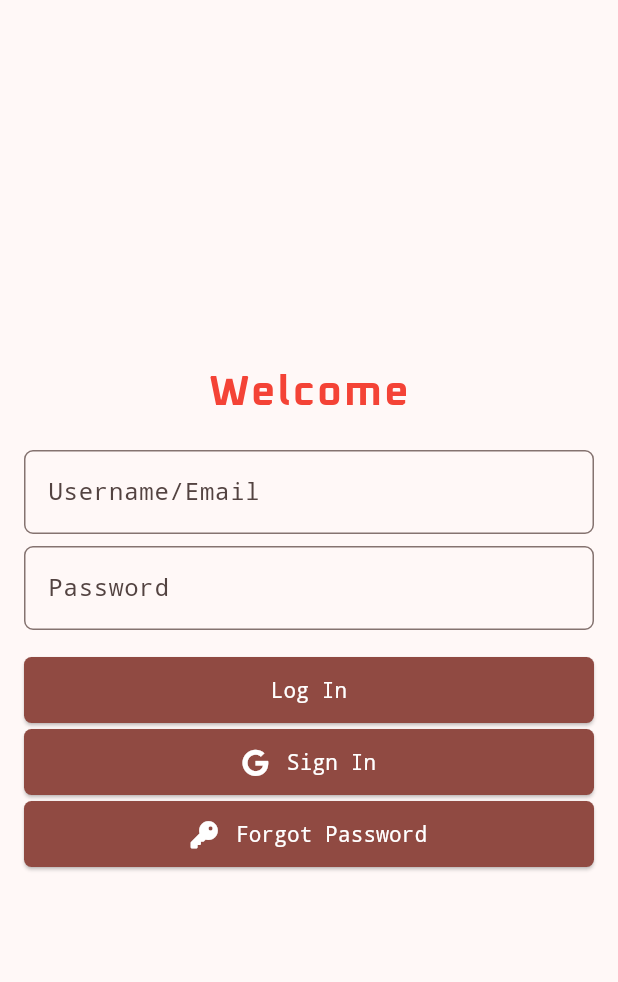
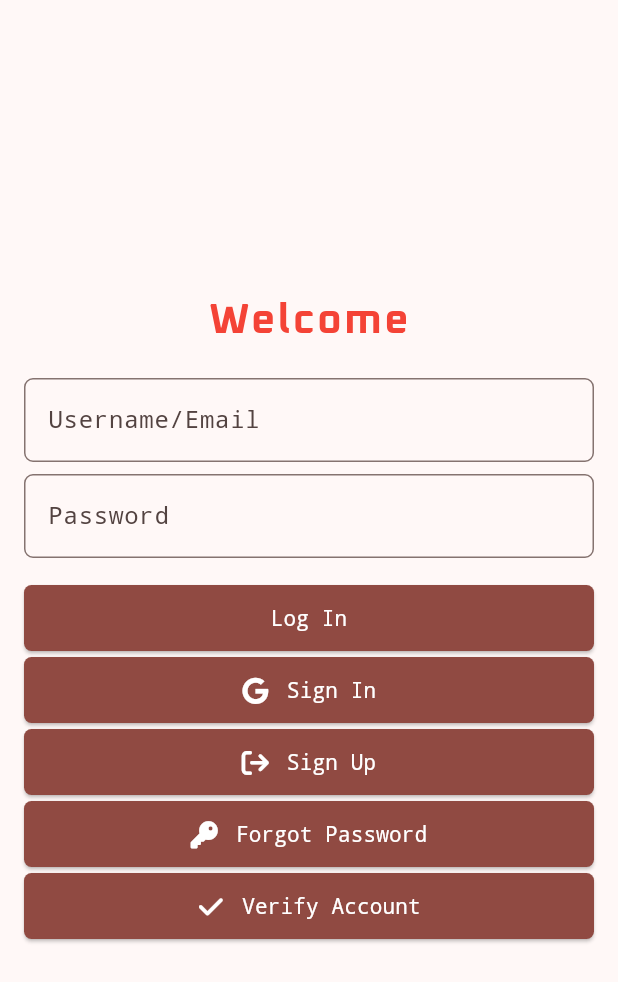
Before and after one commit to vi5hnuu/shakti, a Flutter app: the screen it shows after launch, on a phone screen of 412 x 824 dp. Shown: the top 982 px of the screen. Run offline on Flutter 3.47's test engine with Material 3 defaults, Android fonts, the phone set to English and light mode, and no system bars; drawn by our look-alikes of animated_text_kit; our stand-ins replace bloc, dio, equatable, flutter_bloc, flutter_secure_storage, flutter_spinkit and 10 more; missing offline and left inert: volume_controller; network calls fail.

Commit message:
register user completed

```diff
--- a/lib/main.dart
+++ b/lib/main.dart
@@ -6,6 +6,7 @@ import 'package:shakti/pages/auth/LoginScreen.dart';
 import 'package:shakti/pages/SettingsScreen.dart';
 import 'package:shakti/pages/ShaktiReelsScreen.dart';
 import 'package:shakti/pages/SplashScreen.dart';
+import 'package:shakti/pages/auth/ReVerifyScreen.dart';
 import 'package:shakti/pages/auth/RegisterScreen.dart';
 import 'package:shakti/pages/auth/ResetPasswordCompleteScreen.dart';
 import 'package:shakti/pages/auth/ResetPasswordInitScreen.dart';
@@ -49,6 +50,7 @@ class _MyAppState extends State<MyApp> with WidgetsBindingObserver {
     AppRoutes.resetPasswordInit.fullPath,
     AppRoutes.resetPasswordComplete.fullPath,
     AppRoutes.registerUser.fullPath,
+    AppRoutes.reverifyAccount.fullPath,
   ];
 
   StreamSubscription<GlobalEvent>? globalEventSubscription;
@@ -136,6 +138,15 @@ class _MyAppState extends State<MyApp> with WidgetsBindingObserver {
                 child: const RegisterScreen(),
                 transitionsBuilder: (context, animation, secondaryAnimation, child) => FadeTransition(opacity: animation, child: child),
               ),
+            ),
+            GoRoute(
+              name: AppRoutes.reverifyAccount.name,
+              path: AppRoutes.reverifyAccount.path,
+              pageBuilder: (context, state) => CustomTransitionPage<void>(
+                key: state.pageKey,
+                child: const ReVerifyScreen(),
+                transitionsBuilder: (context, animation, secondaryAnimation, child) => FadeTransition(opacity: animation, child: child),
+              ),
             )
           ]
         ),
--- a/lib/pages/auth/LoginScreen.dart
+++ b/lib/pages/auth/LoginScreen.dart
@@ -97,6 +97,13 @@ class _LoginScreenState extends State<LoginScreen> {
                       const SizedBox(width: 12,),
                       Text("Sign In",style: TextStyle(color: Colors.white))
                     ],)),
+                    CustomElevatedButton(onPressed: ()=>router.pushNamed(AppRoutes.registerUser.name), child:  Row(
+                      mainAxisAlignment: MainAxisAlignment.center
+                      ,children: [
+                      Icon(FontAwesomeIcons.arrowRightFromBracket,color: Colors.white,),
+                      const SizedBox(width: 12,),
+                      Text("Sign Up",style: TextStyle(color: Colors.white))
+                    ],)),
                     CustomElevatedButton(onPressed: () => router.pushNamed(AppRoutes.resetPasswordInit.name),
                         child:  Row(
                           mainAxisAlignment: MainAxisAlignment.center
@@ -104,6 +111,14 @@ class _LoginScreenState extends State<LoginScreen> {
                           Icon(FontAwesomeIcons.key,color: Colors.white),
                           const SizedBox(width: 12,),
                           Text("Forgot Password",style: TextStyle(color: Colors.white),)
+                        ],)),
+                    CustomElevatedButton(onPressed: () => router.pushNamed(AppRoutes.reverifyAccount.name),
+                        child:  Row(
+                          mainAxisAlignment: MainAxisAlignment.center
+                          ,children: [
+                          Icon(FontAwesomeIcons.check,color: Colors.white),
+                          const SizedBox(width: 12,),
+                          Text("Verify Account",style: TextStyle(color: Colors.white),)
                         ],))
                   ],
                 );
--- a/lib/routes.dart
+++ b/lib/routes.dart
@@ -20,4 +20,5 @@ class AppRoutes{
   static AppRoute resetPasswordInit=AppRoute(name: 'forgot password init', path: 'forgot-password-init',fullPath: '/auth/forgot-password-init');
   static AppRoute resetPasswordComplete=AppRoute(name: 'forgot password complete', path: 'forgot-password-complete',fullPath: '/auth/forgot-password-complete');
   static AppRoute registerUser=AppRoute(name: 'register', path: 'register',fullPath: '/auth/register');
+  static AppRoute reverifyAccount=AppRoute(name: 're-verify account', path: 're-verify-account',fullPath: '/auth/re-verify-account');
 }
--- a/lib/services/AuthApi.dart
+++ b/lib/services/AuthApi.dart
@@ -99,12 +99,12 @@ class AuthApi {
   }
 
   Future<ApiResponse<void>> register({required Register register,CancelToken? cancelToken}) async {
-    var res = await DioSingleton().dio.post(_register,data:register,cancelToken:cancelToken);
+    var res = await DioSingleton().dio.post(_register,data:register.toJson(),cancelToken:cancelToken);
     return ApiResponse<void>(success: res.data['success'],message: res.data['message']);
   }
 
   Future<ApiResponse<void>> reVerify({required String email,CancelToken? cancelToken}) async {
-    var res = await DioSingleton().dio.get('$_reVerify?email=$email',data:register,cancelToken:cancelToken);
+    var res = await DioSingleton().dio.get('$_reVerify?email=$email',cancelToken:cancelToken);
     return ApiResponse<void>(success: res.data['success'],message: res.data['message']);
   }
 
```
Also changed, not shown: lib/models/requestPayload/Register.dart (+10 -0 lines), lib/pages/auth/ReVerifyScreen.dart (+112 -91 lines), lib/pages/auth/RegisterScreen.dart (+2 -7 lines).
